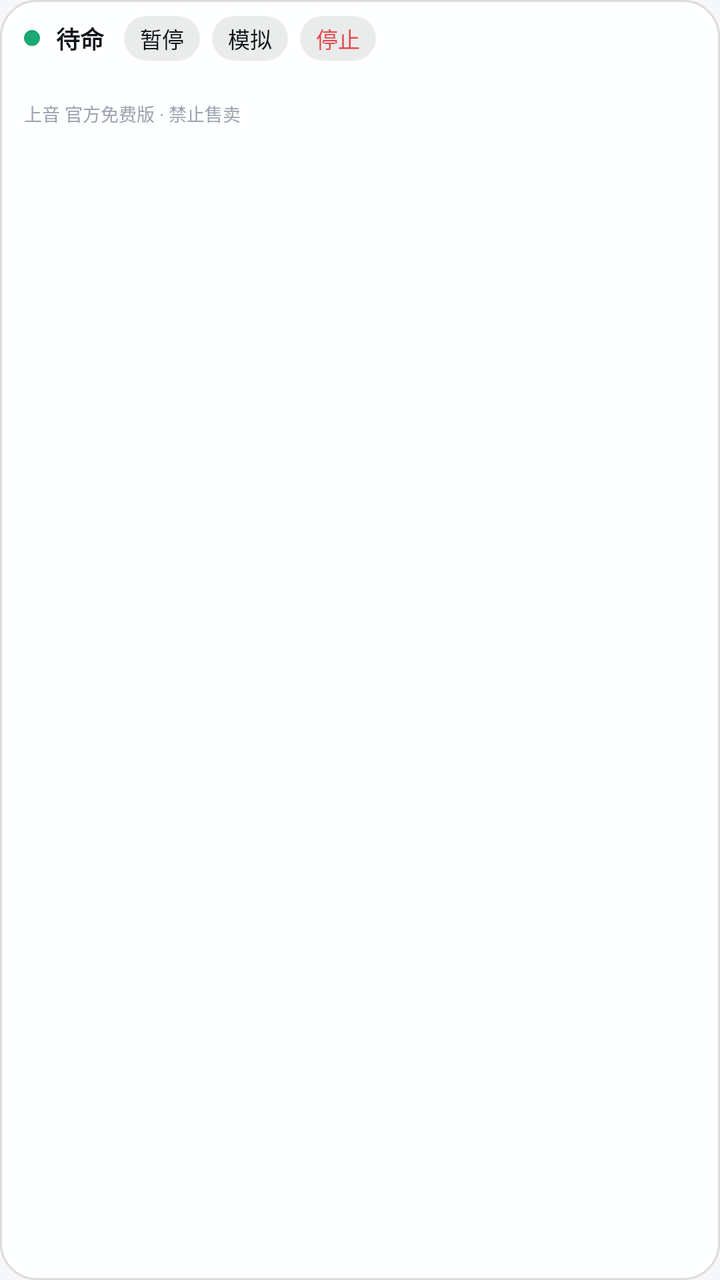
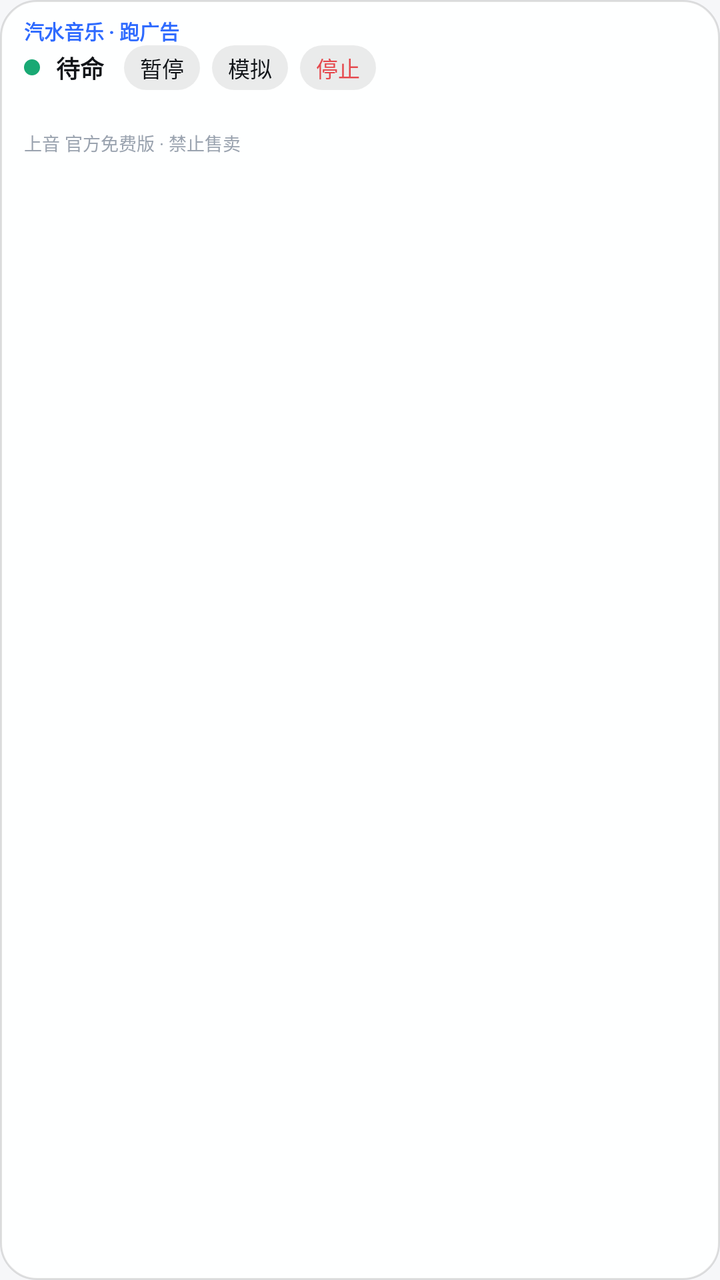

Compare the two renders of this Android layout. The source of the first and the diff that turns it into the second are given below.
<!-- AndroidManifest.xml: application theme Theme.ShangYin -->
<!-- res/layout/view_floating.xml -->
<?xml version="1.0" encoding="utf-8"?>
<LinearLayout xmlns:android="http://schemas.android.com/apk/res/android"
    android:layout_width="wrap_content"
    android:layout_height="wrap_content"
    android:background="@drawable/bg_float"
    android:orientation="vertical"
    android:paddingStart="12dp"
    android:paddingEnd="12dp"
    android:paddingTop="8dp"
    android:paddingBottom="8dp">

    <LinearLayout
        android:layout_width="wrap_content"
        android:layout_height="wrap_content"
        android:gravity="center_vertical"
        android:orientation="horizontal">

        <View
            android:id="@+id/dot"
            android:layout_width="8dp"
            android:layout_height="8dp"
            android:background="@drawable/bg_dot" />

        <TextView
            android:id="@+id/tvStatus"
            android:layout_width="wrap_content"
            android:layout_height="wrap_content"
            android:layout_marginStart="8dp"
            android:maxWidth="150dp"
            android:singleLine="true"
            android:ellipsize="end"
            android:text="待命"
            android:textColor="#FF111418"
            android:textSize="12sp"
            android:textStyle="bold" />

        <TextView
            android:id="@+id/btnPause"
            android:layout_width="wrap_content"
            android:layout_height="wrap_content"
            android:layout_marginStart="10dp"
            android:background="@drawable/bg_pill"
            android:paddingStart="8dp"
            android:paddingTop="3dp"
            android:paddingEnd="8dp"
            android:paddingBottom="3dp"
            android:text="暂停"
            android:textColor="#FF111418"
            android:textSize="11sp" />

        <TextView
            android:id="@+id/btnSim"
            android:layout_width="wrap_content"
            android:layout_height="wrap_content"
            android:layout_marginStart="6dp"
            android:background="@drawable/bg_pill"
            android:paddingStart="8dp"
            android:paddingTop="3dp"
            android:paddingEnd="8dp"
            android:paddingBottom="3dp"
            android:text="模拟"
            android:textColor="#FF111418"
            android:textSize="11sp" />

        <TextView
            android:id="@+id/btnStop"
            android:layout_width="wrap_content"
            android:layout_height="wrap_content"
            android:layout_marginStart="6dp"
            android:background="@drawable/bg_pill"
            android:paddingStart="8dp"
            android:paddingTop="3dp"
            android:paddingEnd="8dp"
            android:paddingBottom="3dp"
            android:text="停止"
            android:textColor="#FFE5484D"
            android:textSize="11sp" />
    </LinearLayout>

    <TextView
        android:id="@+id/tvLog"
        android:layout_width="wrap_content"
        android:layout_height="wrap_content"
        android:layout_marginTop="4dp"
        android:maxWidth="220dp"
        android:maxLines="1"
        android:ellipsize="end"
        android:text=""
        android:textColor="#FF6B7280"
        android:textSize="10sp" />

    
    <TextView
        android:id="@+id/tvMark"
        android:layout_width="wrap_content"
        android:layout_height="wrap_content"
        android:layout_marginTop="2dp"
        android:text="@string/official_mark_short"
        android:textColor="#FF9AA3AF"
        android:textSize="9sp" />
</LinearLayout>
<!-- resources referenced by this layout -->
<resources>
  <!-- drawable bg_dot (drawable) -->
  <?xml version="1.0" encoding="utf-8"?>
  <shape xmlns:android="http://schemas.android.com/apk/res/android" android:shape="oval">
      <solid android:color="#FF19A974" />
  </shape>
  <!-- drawable bg_float (drawable) -->
  <?xml version="1.0" encoding="utf-8"?>
  <shape xmlns:android="http://schemas.android.com/apk/res/android" android:shape="rectangle">
      <corners android:radius="18dp" />
      <solid android:color="#F2FFFFFF" />
      <stroke android:width="1dp" android:color="#1F000000" />
  </shape>
  <!-- drawable bg_pill (drawable) -->
  <?xml version="1.0" encoding="utf-8"?>
  <shape xmlns:android="http://schemas.android.com/apk/res/android" android:shape="rectangle">
      <corners android:radius="20dp" />
      <solid android:color="#14000000" />
  </shape>
  <string name="official_mark_short">上音 官方免费版 · 禁止售卖</string>
  <style name="Theme.ShangYin" parent="Theme.Material3.DayNight.NoActionBar">
          <item name="colorPrimary">@color/brand</item>
          <item name="colorPrimaryDark">@color/brand_dark</item>
          <item name="android:statusBarColor">?attr/colorSurface</item>
          <item name="android:windowLightStatusBar" tools:targetApi="m">true</item>
          <item name="android:windowBackground">@color/bg</item>
      </style>
  <color name="brand">#FF2F6BFF</color>
  <color name="brand_dark">#FF1E4FD1</color>
  <color name="bg">#FFF6F7F9</color>
</resources>

<!-- the commit's change to res/layout/view_floating.xml (unified diff, before → after) -->
@@ -8,6 +8,18 @@
     android:paddingEnd="12dp"
     android:paddingTop="8dp"
     android:paddingBottom="8dp">
+
+    
+    <TextView
+        android:id="@+id/tvTitle"
+        android:layout_width="wrap_content"
+        android:layout_height="wrap_content"
+        android:singleLine="true"
+        android:ellipsize="end"
+        android:text="汽水音乐 · 跑广告"
+        android:textColor="@color/brand"
+        android:textSize="10sp"
+        android:textStyle="bold" />
 
     <LinearLayout
         android:layout_width="wrap_content"
